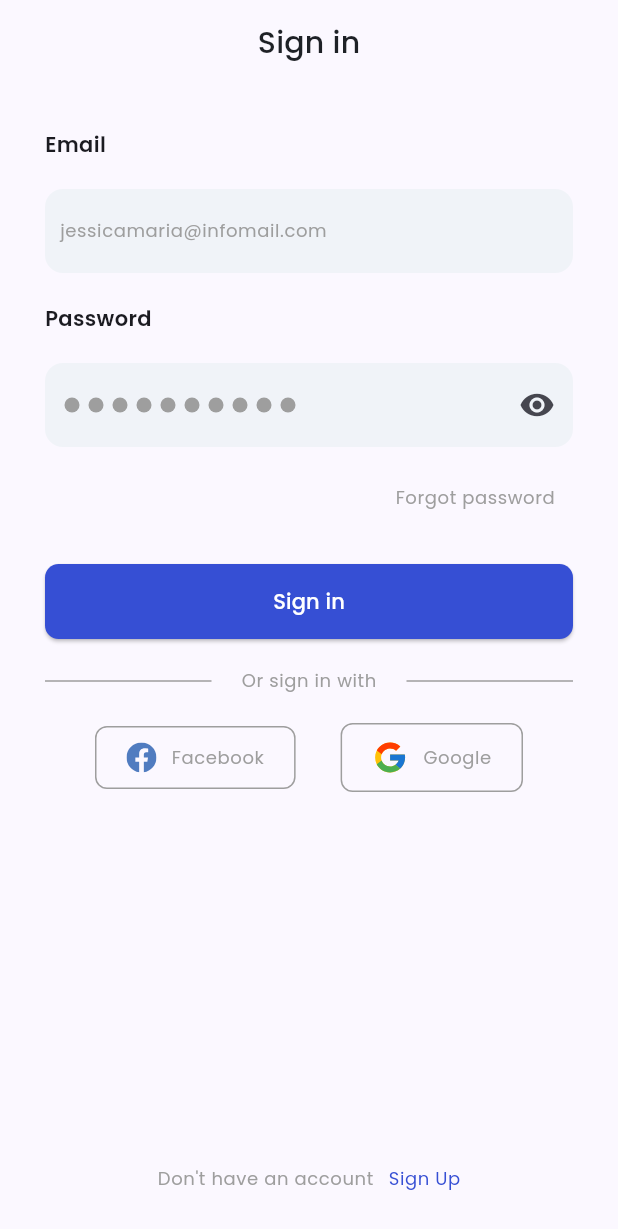
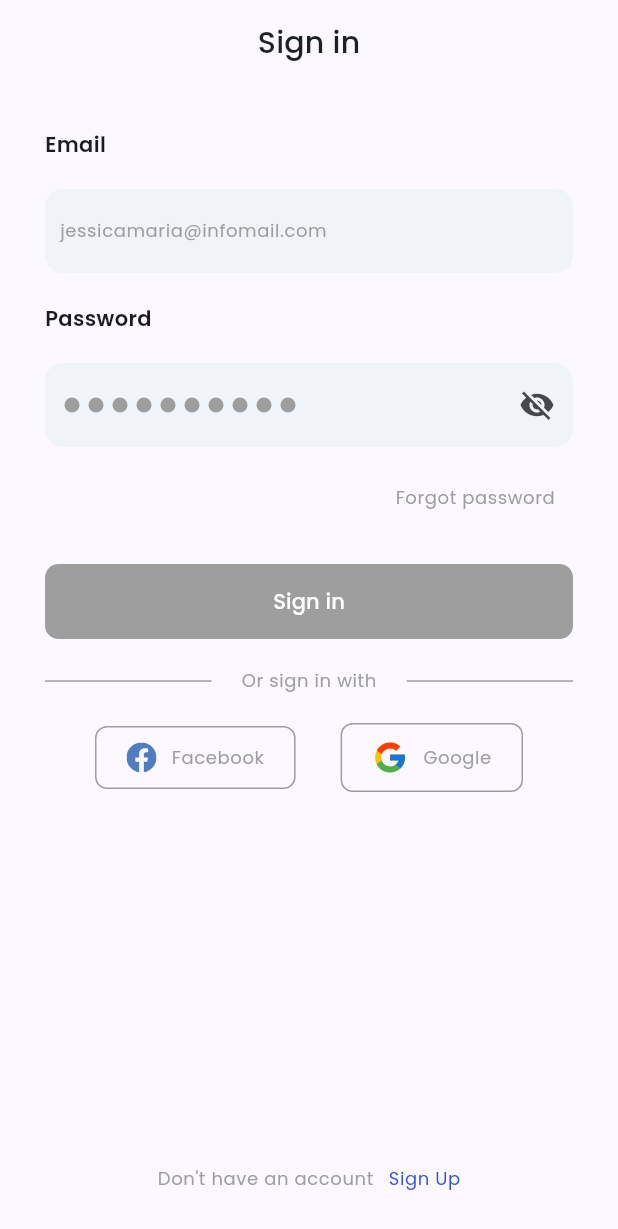
Before and after one commit to mbaka-bilal/ecommerce_dummy_app, a Flutter app: the LoginScreen screen opened directly, on a phone screen of 412 x 824 dp. Shown: the top 1229 px of the screen. Run offline on Flutter 3.47's test engine with Material 2 defaults, Android fonts, the phone set to English and light mode, and no system bars; our stand-ins replace equatable, flutter_bloc, flutter_svg.

Commit message:
login screen fixes

```diff
--- a/lib/main.dart
+++ b/lib/main.dart
@@ -1,5 +1,7 @@
 import 'package:flutter/material.dart';
+import 'package:flutter_bloc/flutter_bloc.dart';
 
+import 'pages/onboarding/login/bloc/login_cubit.dart';
 import 'pages/onboarding/splash_screen.dart';
 import 'utils/appstyles.dart';
 
@@ -13,9 +15,21 @@ class MyApp extends StatelessWidget {
   // This widget is the root of your application.
   @override
   Widget build(BuildContext context) {
-    return MaterialApp(
+    return BlocProvider<LoginFormStatus>(
+      create: (context) => LoginFormStatus(),
+      child: MaterialApp(
         title: 'Flutter Demo',
         theme: ThemeData(
+          elevatedButtonTheme: ElevatedButtonThemeData(
+            style: ButtonStyle(
+              backgroundColor: MaterialStateProperty.resolveWith((states) {
+                if (states.contains(MaterialState.disabled)){
+                  return Colors.grey;
+                }
+
+              } )
+            )
+          ),
           fontFamily: "Poppins",
           textTheme: const TextTheme(
             titleMedium: TextStyle(
@@ -39,6 +53,7 @@ class MyApp extends StatelessWidget {
           useMaterial3: true,
         ),
         home: const SplashScreen(),
+      ),
     );
   }
 }
--- /dev/null
+++ b/lib/pages/onboarding/login/bloc/login_cubit.dart
@@ -0,0 +1,21 @@
+import 'package:flutter/material.dart';
+import 'package:flutter_bloc/flutter_bloc.dart';
+import '../models/login_form_status.dart';
+
+class LoginFormStatus extends Cubit<bool>{
+  LoginFormStatus(): super(false);
+
+  void checkLoginFormStatus(GlobalKey<FormState> key){
+    // print ("validating");
+    if (!key.currentState!.validate()) {
+      // print ("not validates");
+      emit(false);
+    }
+    if (key.currentState!.validate()) {
+      // print ("validated successfully");
+      emit(true);
+    }
+  }
+
+
+}
--- a/lib/pages/onboarding/login/login_screen.dart
+++ b/lib/pages/onboarding/login/login_screen.dart
@@ -1,6 +1,7 @@
 
 import 'package:ecommerce_dummy_app/utils/validator.dart';
 import 'package:flutter/material.dart';
+import 'package:flutter_bloc/flutter_bloc.dart';
 import 'package:flutter_svg/flutter_svg.dart';
 
 import '../../../ui/my_form.dart';
@@ -8,6 +9,7 @@ import '../../../ui/mybutton.dart';
 
 import '../../../utils/app_images.dart';
 import '../../../utils/appstyles.dart';
+import 'bloc/login_cubit.dart';
 
 class LoginScreen extends StatelessWidget {
   const LoginScreen({Key? key}) : super(key: key);
@@ -18,6 +20,7 @@ class LoginScreen extends StatelessWidget {
     const double mediumSpace = 20;
     final emailController = TextEditingController();
     final passwordController = TextEditingController();
+    final GlobalKey<FormState> _formKey = GlobalKey<FormState>();
 
     Widget socialButtons(
         {required Widget leadingIcon, required String socialName,required Function function}) {
@@ -72,7 +75,9 @@ class LoginScreen extends StatelessWidget {
                 mainAxisAlignment: MainAxisAlignment.spaceBetween,
                 mainAxisSize: MainAxisSize.max,
                 children: [
-                  Column(
+                  Form(
+                    key: _formKey,
+                    child: Column(
                       mainAxisSize: MainAxisSize.min,
                       crossAxisAlignment: CrossAxisAlignment.start,
                       children: [
@@ -84,8 +89,10 @@ class LoginScreen extends StatelessWidget {
                           height: mediumSpace,
                         ),
                         MyFormField(
+                          formKey: _formKey,
                           formFieldValidator: FormValidator.validateEmail,
                           textEditingController: emailController,
+                          keyboardType: TextInputType.emailAddress,
                           isPassword: false,
                           hint: Text("jessicamaria@infomail.com",
                               style: Theme.of(context)
@@ -105,8 +112,10 @@ class LoginScreen extends StatelessWidget {
                           height: mediumSpace,
                         ),
                         MyFormField(
+                          formKey: _formKey,
                           formFieldValidator: FormValidator.validatePassword,
                           isPassword: true,
+                          keyboardType: TextInputType.name,
                           textEditingController: passwordController,
                           hint: Row(
                             children: List.generate(
@@ -142,12 +151,20 @@ class LoginScreen extends StatelessWidget {
                         const SizedBox(
                           height: mediumSpace,
                         ),
-                      MyButton(
+                        BlocBuilder<LoginFormStatus,bool>(
+                          builder: (context,state) => MyButton(
                             text: "Sign in",
                             height: 50,
                             width: double.infinity,
-                        function: () {},
+                            function: (state) ? () {
+                              // print ("button pressed");
+                              // if (!_formKey.currentState!.validate()){
+                              //   print ("successfull");
+                              //   return;
+                              // }
+                            } : null,
                             buttonColor: AppColors.blue,
+                          ),
                         ),
                         const SizedBox(
                           height: mediumSpace,
@@ -195,6 +212,7 @@ class LoginScreen extends StatelessWidget {
                         ),
                       ],
                     ),
+                  ),
 
                   Row(
                     mainAxisAlignment: MainAxisAlignment.center,
--- a/lib/ui/my_form.dart
+++ b/lib/ui/my_form.dart
@@ -1,4 +1,6 @@
+import 'package:ecommerce_dummy_app/pages/onboarding/login/bloc/login_cubit.dart';
 import 'package:flutter/material.dart';
+import 'package:flutter_bloc/flutter_bloc.dart';
 
 import '../utils/appstyles.dart';
 
@@ -8,7 +10,11 @@ class MyFormField extends StatefulWidget {
       required this.hint,
       this.trailingIcon,
       required this.isPassword,
-      required this.textEditingController, required this.formFieldValidator})
+      required this.textEditingController,
+      required this.formFieldValidator,
+        this.formKey, this.keyboardType,
+
+        })
       : super(key: key);
 
   final Widget hint;
@@ -16,6 +22,8 @@ class MyFormField extends StatefulWidget {
   final bool isPassword;
   final TextEditingController textEditingController;
   final FormFieldValidator<String?> formFieldValidator;
+  final GlobalKey<FormState>? formKey;
+  final TextInputType? keyboardType;
 
   @override
   State<MyFormField> createState() => _MyFormFieldState();
@@ -24,9 +32,9 @@ class MyFormField extends StatefulWidget {
 class _MyFormFieldState extends State<MyFormField> {
   final focusNode = FocusNode();
   bool showHint = true;
-  bool showPassword = false;
+  bool hidePassword = true;
   bool showSuffixIcon = false;
-
+  String? text;
   Widget? endIcon;
 
   @override
@@ -34,16 +42,28 @@ class _MyFormFieldState extends State<MyFormField> {
     super.initState();
 
     focusNode.addListener(() {
+      // print ("listener activated");
       if (focusNode.hasFocus) {
         setState(() {
           showHint = false;
         });
-      } else {
-        if (widget.textEditingController.text.trim().isEmpty) {
-          showHint = true;
+      }
+
+      if (!focusNode.hasFocus) {
+        // print("does not have focus");
+        if (text == null || text!.trim() == "") {
+          setState(() {
+            showHint = true;
+          });
         }
       }
     });
+  }
+
+  @override
+  void dispose() {
+    focusNode.dispose();
+    super.dispose();
   }
 
   @override
@@ -51,14 +71,19 @@ class _MyFormFieldState extends State<MyFormField> {
     return Stack(
       children: [
         TextFormField(
+          keyboardType: widget.keyboardType,
+          validator: widget.formFieldValidator,
           focusNode: focusNode,
           controller: widget.textEditingController,
-          obscureText: showPassword,
+          obscureText: (widget.isPassword) ? hidePassword : false,
           onChanged: (str) {
-            if (str.trim() == ""){
+            context.read<LoginFormStatus>().checkLoginFormStatus(widget.formKey!);
+            if (str.trim() == "") {
               endIcon = null;
-            }else{
-              if (widget.formFieldValidator(str) == null){
+              text = null;
+            } else {
+              text = str;
+              if (widget.formFieldValidator(str) == null) {
                 setState(() {
                   showSuffixIcon = true;
                   endIcon = const Icon(
@@ -66,17 +91,18 @@ class _MyFormFieldState extends State<MyFormField> {
                     color: AppColors.success,
                   );
                 });
-              }else{
+                //update the email part of the form.
+
+              } else {
                 setState(() {
                   showSuffixIcon = false;
-                  endIcon =Icon(
+                  endIcon = const Icon(
                     Icons.close,
                     color: Colors.red,
                   );
                 });
               }
             }
-
           },
           decoration: InputDecoration(
               fillColor: AppColors.gray07,
@@ -85,14 +111,14 @@ class _MyFormFieldState extends State<MyFormField> {
                   ? IconButton(
                       onPressed: () {
                         setState(() {
-                          showPassword = !showPassword;
+                          hidePassword = !hidePassword;
                         });
                       },
-                      icon: (showPassword)
+                      icon: (hidePassword)
                           ? const Icon(Icons.visibility_off)
                           : const Icon(Icons.visibility),
                     )
-                  :  endIcon,
+                  : endIcon,
               border: OutlineInputBorder(
                   borderSide: BorderSide.none,
                   borderRadius: BorderRadius.circular(12))),
--- a/lib/ui/mybutton.dart
+++ b/lib/ui/mybutton.dart
@@ -23,12 +23,19 @@ class MyButton extends StatelessWidget {
       width: width,
       height: height,
       child: ElevatedButton(
-        onPressed: () {
-          function;
+        onPressed: (function == null)
+            ? null
+            : () {
+                function!();
               },
         style: ButtonStyle(
-            backgroundColor:
-            MaterialStateProperty.all(buttonColor ?? buttonColor),
+            backgroundColor: MaterialStateProperty.resolveWith((states) {
+              if (states.contains(MaterialState.disabled)) {
+                return Colors.grey;
+              } else {
+                return buttonColor ?? buttonColor;
+              }
+            }),
             shape: MaterialStateProperty.all(RoundedRectangleBorder(
               borderRadius: BorderRadius.circular(9),
             ))),
--- a/lib/utils/validator.dart
+++ b/lib/utils/validator.dart
@@ -1,18 +1,18 @@
 class FormValidator {
   static String? validateEmail(String? string) {
     if (string == null || string.trim() == ''){
-      return 'Field cannot be empty';
+      return " ";
     }
     if (!(RegExp(r"^[a-zA-Z\d.a-zA-Z\d.!#$%&'*+-/=?^_`{|}~]+@[a-zA-Z\d]+\.[a-zA-Z]+")
         .hasMatch(string.trim()))){
-      return 'Invalid email';
+      return " ";
     }
     return null;
   }
 
   static String? validatePassword(String? string) {
     if (string == null || string.trim() == ""){
-      return 'Field cannot be empty';
+      return ' ';
     }
     return null;
   }
--- a/pubspec.yaml
+++ b/pubspec.yaml
@@ -36,6 +36,9 @@ dependencies:
   # Use with the CupertinoIcons class for iOS style icons.
   cupertino_icons: ^1.0.2
   flutter_svg: ^2.0.4
+  flutter_bloc: ^8.1.2
+  equatable: ^2.0.5
+
 
 dev_dependencies:
   flutter_test:
```
Also changed, not shown: lib/pages/onboarding/login/models/login_form_status.dart (added, +10 -0 lines), lib/pages/onboarding/onboarding_screen.dart (+4 -4 lines), pubspec.lock. Lines whose indentation alone changed are shown as unchanged.
